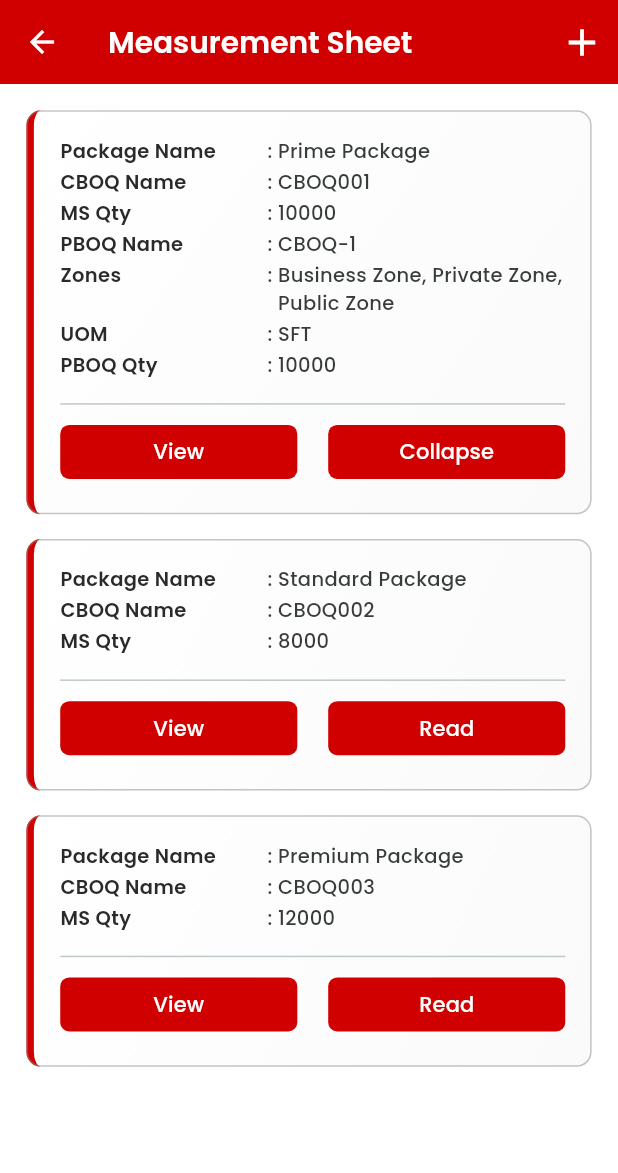
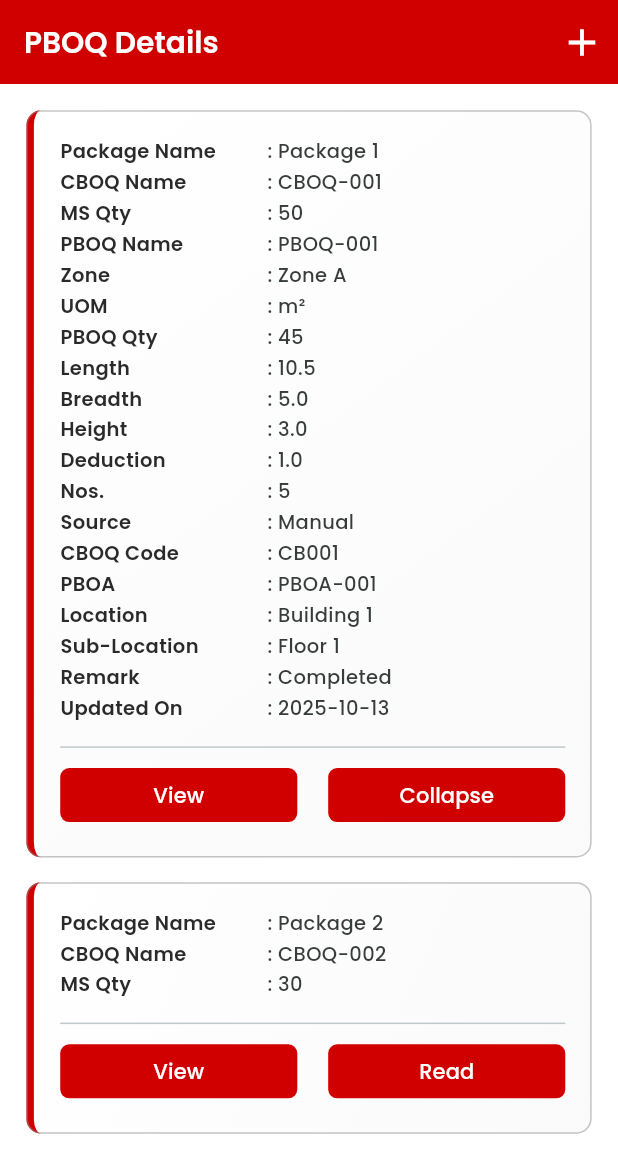
Before and after one commit to sahilq77/ashish_interbuild, a Flutter app: the PboqMeasurmentDetailsList screen opened directly, after a tap on "Read", on a phone screen of 412 x 824 dp. Shown: the top 1173 px of the screen. Run offline on Flutter 3.47's test engine with Material 3 defaults, Android fonts, the phone set to English and light mode, and no system bars; our stand-ins replace dropdown_search, flutter_svg, font_awesome_flutter, get, google_fonts, shared_preferences and 1 more; missing offline and left inert: colorful_safe_area; accounts and stored records are empty.

Commit message:
pboq list

```diff
--- /dev/null
+++ b/lib/app/data/models/pboq/pboq_model.dart
@@ -0,0 +1,97 @@
+class PboqModel {
+  final String systemId;
+  final String source;
+  final String cboqCode;
+  final String pboq;
+  final String pboa;
+  final String zone;
+  final String location;
+  final String subLocation;
+  final String uom;
+  final int nos;
+  final double length;
+  final double breadth;
+  final double height;
+  final double deduction;
+  final int msQty;
+  final String remark;
+  final DateTime updatedOn;
+  final String packageName;
+  final String cboqName;
+  final String pboqQty;
+
+  PboqModel({
+    required this.systemId,
+    required this.source,
+    required this.cboqCode,
+    required this.pboq,
+    required this.pboa,
+    required this.zone,
+    required this.location,
+    required this.subLocation,
+    required this.uom,
+    required this.nos,
+    required this.length,
+    required this.breadth,
+    required this.height,
+    required this.deduction,
+    required this.msQty,
+    required this.remark,
+    required this.updatedOn,
+    required this.packageName,
+    required this.cboqName,
+    required this.pboqQty,
+  });
+
+  // Optional: Add a method to convert to JSON if needed
+  Map<String, dynamic> toJson() {
+    return {
+      'systemId': systemId,
+      'source': source,
+      'cboqCode': cboqCode,
+      'pboq': pboq,
+      'pboa': pboa,
+      'zone': zone,
+      'location': location,
+      'subLocation': subLocation,
+      'uom': uom,
+      'nos': nos,
+      'length': length,
+      'breadth': breadth,
+      'height': height,
+      'deduction': deduction,
+      'msQty': msQty,
+      'remark': remark,
+      'updatedOn': updatedOn.toIso8601String(),
+      'packageName': packageName,
+      'cboqName': cboqName,
+      'pboqQty': pboqQty,
+    };
+  }
+
+  // Optional: Add a factory constructor to create from JSON if needed
+  factory PboqModel.fromJson(Map<String, dynamic> json) {
+    return PboqModel(
+      systemId: json['systemId'],
+      source: json['source'],
+      cboqCode: json['cboqCode'],
+      pboq: json['pboq'],
+      pboa: json['pboa'],
+      zone: json['zone'],
+      location: json['location'],
+      subLocation: json['subLocation'],
+      uom: json['uom'],
+      nos: json['nos'],
+      length: json['length'],
+      breadth: json['breadth'],
+      height: json['height'],
+      deduction: json['deduction'],
+      msQty: json['msQty'],
+      remark: json['remark'],
+      updatedOn: DateTime.parse(json['updatedOn']),
+      packageName: json['packageName'],
+      cboqName: json['cboqName'],
+      pboqQty: json['pboqQty'],
+    );
+  }
+}
--- a/lib/app/modules/login/pboq_measurment_details_list/pboq_measurment_detail_controller.dart
+++ b/lib/app/modules/login/pboq_measurment_details_list/pboq_measurment_detail_controller.dart
@@ -1,3 +1,132 @@
+import 'package:ashishinterbuild/app/data/models/pboq/pboq_model.dart' show PboqModel;
 import 'package:get/get.dart';
 
-class PboqMeasurmentDetailController extends GetxController {}
+class PboqMeasurmentDetailController extends GetxController {
+  var isLoading = true.obs;
+  var expandedIndex = (-1).obs;
+  var pboqList = <PboqModel>[].obs;
+
+  @override
+  void onInit() {
+    super.onInit();
+    fetchPboqData();
+  }
+
+  void fetchPboqData() async {
+    isLoading.value = true;
+    await Future.delayed(Duration(seconds: 1)); // Simulate network delay
+    // Dummy data initialization
+    pboqList.assignAll([
+      PboqModel(
+        systemId: "SYS001",
+        source: "Manual",
+        cboqCode: "CB001",
+        pboq: "PBOQ-001",
+        pboa: "PBOA-001",
+        zone: "Zone A",
+        location: "Building 1",
+        subLocation: "Floor 1",
+        uom: "m²",
+        nos: 5,
+        length: 10.5,
+        breadth: 5.0,
+        height: 3.0,
+        deduction: 1.0,
+        msQty: 50,
+        remark: "Completed",
+        updatedOn: DateTime(2025, 10, 13),
+        packageName: "Package 1",
+        cboqName: "CBOQ-001",
+        pboqQty: "45",
+      ),
+      PboqModel(
+        systemId: "SYS002",
+        source: "Auto",
+        cboqCode: "CB002",
+        pboq: "PBOQ-002",
+        pboa: "PBOA-002",
+        zone: "Zone B",
+        location: "Building 2",
+        subLocation: "Floor 2",
+        uom: "m³",
+        nos: 3,
+        length: 8.0,
+        breadth: 4.0,
+        height: 2.5,
+        deduction: 0.5,
+        msQty: 30,
+        remark: "In Progress",
+        updatedOn: DateTime(2025, 10, 12),
+        packageName: "Package 2",
+        cboqName: "CBOQ-002",
+        pboqQty: "28",
+      ),
+    ]);
+    isLoading.value = false;
+  }
+
+  Future<void> refreshData() async {
+    isLoading.value = true;
+    await Future.delayed(Duration(seconds: 1)); // Simulate refresh
+    pboqList.assignAll([
+      PboqModel(
+        systemId: "SYS001",
+        source: "Manual",
+        cboqCode: "CB001",
+        pboq: "PBOQ-001",
+        pboa: "PBOA-001",
+        zone: "Zone A",
+        location: "Building 1",
+        subLocation: "Floor 1",
+        uom: "m²",
+        nos: 5,
+        length: 10.5,
+        breadth: 5.0,
+        height: 3.0,
+        deduction: 1.0,
+        msQty: 50,
+        remark: "Completed",
+        updatedOn: DateTime(2025, 10, 13),
+        packageName: "Package 1",
+        cboqName: "CBOQ-001",
+        pboqQty: "45",
+      ),
+      PboqModel(
+        systemId: "SYS002",
+        source: "Auto",
+        cboqCode: "CB002",
+        pboq: "PBOQ-002",
+        pboa: "PBOA-002",
+        zone: "Zone B",
+        location: "Building 2",
+        subLocation: "Floor 2",
+        uom: "m³",
+        nos: 3,
+        length: 8.0,
+        breadth: 4.0,
+        height: 2.5,
+        deduction: 0.5,
+        msQty: 30,
+        remark: "In Progress",
+        updatedOn: DateTime(2025, 10, 12),
+        packageName: "Package 2",
+        cboqName: "CBOQ-002",
+        pboqQty: "28",
+      ),
+    ]);
+    isLoading.value = false;
+  }
+
+  void toggleExpanded(int index) {
+    if (expandedIndex.value == index) {
+      expandedIndex.value = -1;
+    } else {
+      expandedIndex.value = index;
+    }
+  }
+
+  void viewPboqDetails(PboqModel pboq) {
+    // Implement navigation or action to view details
+    print("Viewing details for ${pboq.pboq}");
+  }
+}
--- a/lib/app/modules/login/pboq_measurment_details_list/pboq_measurment_details_list.dart
+++ b/lib/app/modules/login/pboq_measurment_details_list/pboq_measurment_details_list.dart
@@ -1,10 +1,11 @@
-import 'package:ashishinterbuild/app/modules/home/home_controller.dart';
-import 'package:ashishinterbuild/app/modules/measurment_sheet/measurment_sheet_controller.dart';
-import 'package:ashishinterbuild/app/routes/app_routes.dart';
+// pboq_measurment_details_list.dart
+import 'package:ashishinterbuild/app/data/models/pboq/pboq_model.dart';
+import 'package:ashishinterbuild/app/modules/login/pboq_measurment_details_list/pboq_measurment_detail_controller.dart';
 import 'package:ashishinterbuild/app/utils/app_colors.dart';
 import 'package:ashishinterbuild/app/utils/responsive_utils.dart';
-import 'package:ashishinterbuild/app/widgets/app_button_style.dart';
-import 'package:ashishinterbuild/app/widgets/app_style.dart';
+import 'package:ashishinterbuild/app/widgets/app_button_style.dart'
+    show AppButtonStyles;
+import 'package:ashishinterbuild/app/widgets/app_style.dart' show AppStyle;
 import 'package:flutter/material.dart';
 import 'package:get/get.dart';
 import 'package:google_fonts/google_fonts.dart';
@@ -15,26 +16,55 @@ class PboqMeasurmentDetailsList extends StatelessWidget {
 
   @override
   Widget build(BuildContext context) {
-    final MeasurementSheetController controller = Get.find();
+    // Initialise / retrieve the controller (GetX)
+    final PboqMeasurmentDetailController controller = Get.put(
+      PboqMeasurmentDetailController(),
+    );
+
+    // Init responsive helper (you already do this in your original code)
     ResponsiveHelper.init(context);
+
     return Scaffold(
       backgroundColor: AppColors.white,
-      appBar: _buildAppbar(),
+      appBar: _buildAppBar(),
       body: RefreshIndicator(
         onRefresh: controller.refreshData,
         color: AppColors.primary,
-        child: Obx(
-          () => controller.isLoading.value
-              ? _buildShimmerEffect(context)
-              : ListView.builder(
+        child: Obx(() {
+          // -------------------------------------------------
+          // Loading state → show shimmer
+          // -------------------------------------------------
+          if (controller.isLoading.value) {
+            return _shimmerList();
+          }
+
+          // -------------------------------------------------
+          // Normal state → show real data
+          // -------------------------------------------------
+          return ListView.builder(
             padding: ResponsiveHelper.padding(16),
-                  itemCount: controller.measurementSheets.length,
+            itemCount: controller.pboqList.length,
             itemBuilder: (context, index) {
-                    final sheet = controller.measurementSheets[index];
-                    return Card(
-                      margin: EdgeInsets.only(
-                        bottom: ResponsiveHelper.screenHeight * 0.02,
+              final PboqModel sheet = controller.pboqList[index];
+              return _buildCard(controller, sheet, index);
+            },
+          );
+        }),
       ),
+    );
+  }
+
+  // -------------------------------------------------------------------------
+  // Card for a single PBOQ item
+  // -------------------------------------------------------------------------
+  Widget _buildCard(
+    PboqMeasurmentDetailController controller,
+    PboqModel sheet,
+    int index,
+  ) {
+    return Obx(
+      () => Card(
+        margin: EdgeInsets.only(bottom: ResponsiveHelper.screenHeight * 0.02),
         child: Container(
           decoration: BoxDecoration(
             gradient: LinearGradient(
@@ -44,92 +74,85 @@ class PboqMeasurmentDetailsList extends StatelessWidget {
             ),
             borderRadius: BorderRadius.circular(10),
             border: Border(
-                            left: BorderSide(
-                              color: AppColors.primary,
-                              width: 5,
+              left: BorderSide(color: AppColors.primary, width: 5),
             ),
           ),
-                        ),
-                        child: Obx(
-                          () => Padding(
+          child: Padding(
             padding: ResponsiveHelper.padding(16),
             child: Column(
               children: [
-                                _buildDetailRow(
-                                  "Package Name",
-                                  sheet.packageName,
+                // Always visible rows
+                _detailRow('Package Name', sheet.packageName),
+                SizedBox(height: ResponsiveHelper.screenHeight * 0.002),
+                _detailRow('CBOQ Name', sheet.cboqName),
+                SizedBox(height: ResponsiveHelper.screenHeight * 0.002),
+                _detailRow('MS Qty', sheet.msQty.toString()),
+
+                // Expanded rows (appear only when the card is expanded)
+                if (controller.expandedIndex.value == index) ...[
+                  SizedBox(height: ResponsiveHelper.screenHeight * 0.002),
+                  _detailRow('PBOQ Name', sheet.pboq),
+                  SizedBox(height: ResponsiveHelper.screenHeight * 0.002),
+                  _detailRow('Zone', sheet.zone),
+                  SizedBox(height: ResponsiveHelper.screenHeight * 0.002),
+                  _detailRow('UOM', sheet.uom),
+                  SizedBox(height: ResponsiveHelper.screenHeight * 0.002),
+                  _detailRow('PBOQ Qty', sheet.pboqQty),
+                  SizedBox(height: ResponsiveHelper.screenHeight * 0.002),
+                  _detailRow('Length', sheet.length.toString()),
+                  SizedBox(height: ResponsiveHelper.screenHeight * 0.002),
+                  _detailRow('Breadth', sheet.breadth.toString()),
+                  SizedBox(height: ResponsiveHelper.screenHeight * 0.002),
+                  _detailRow('Height', sheet.height.toString()),
+                  SizedBox(height: ResponsiveHelper.screenHeight * 0.002),
+                  _detailRow('Deduction', sheet.deduction.toString()),
+                  SizedBox(height: ResponsiveHelper.screenHeight * 0.002),
+                  _detailRow('Nos.', sheet.nos.toString()),
+                  SizedBox(height: ResponsiveHelper.screenHeight * 0.002),
+                  _detailRow('Source', sheet.source),
+                  SizedBox(height: ResponsiveHelper.screenHeight * 0.002),
+                  _detailRow('CBOQ Code', sheet.cboqCode),
+                  SizedBox(height: ResponsiveHelper.screenHeight * 0.002),
+                  _detailRow('PBOA', sheet.pboa),
+                  SizedBox(height: ResponsiveHelper.screenHeight * 0.002),
+                  _detailRow('Location', sheet.location),
+                  SizedBox(height: ResponsiveHelper.screenHeight * 0.002),
+                  _detailRow('Sub-Location', sheet.subLocation),
+                  SizedBox(height: ResponsiveHelper.screenHeight * 0.002),
+                  _detailRow('Remark', sheet.remark),
+                  SizedBox(height: ResponsiveHelper.screenHeight * 0.002),
+                  _detailRow(
+                    'Updated On',
+                    '${sheet.updatedOn.year}-${sheet.updatedOn.month.toString().padLeft(2, '0')}-${sheet.updatedOn.day.toString().padLeft(2, '0')}',
                   ),
-                                SizedBox(
-                                  height: ResponsiveHelper.screenHeight * 0.002,
-                                ),
-                                _buildDetailRow("CBOQ Name", sheet.cboqName),
-                                SizedBox(
-                                  height: ResponsiveHelper.screenHeight * 0.002,
-                                ),
-                                _buildDetailRow("MS Qty", sheet.msQty),
-                                if (controller.expandedIndex.value ==
-                                    index) ...[
-                                  SizedBox(
-                                    height:
-                                        ResponsiveHelper.screenHeight * 0.002,
-                                  ),
-                                  _buildDetailRow("PBOQ Name", sheet.pboqName),
-                                  SizedBox(
-                                    height:
-                                        ResponsiveHelper.screenHeight * 0.002,
-                                  ),
-                                  _buildDetailRow("Zones", sheet.zones),
-                                  SizedBox(
-                                    height:
-                                        ResponsiveHelper.screenHeight * 0.002,
-                                  ),
-                                  _buildDetailRow("UOM", sheet.uom),
-                                  SizedBox(
-                                    height:
-                                        ResponsiveHelper.screenHeight * 0.002,
-                                  ),
-                                  _buildDetailRow("PBOQ Qty", sheet.pboqQty),
                 ],
-                                SizedBox(
-                                  height: ResponsiveHelper.screenHeight * 0.01,
-                                ),
-                                Divider(),
+
+                SizedBox(height: ResponsiveHelper.screenHeight * 0.01),
+                const Divider(),
+
+                // Action buttons
                 Row(
                   children: [
                     Expanded(
                       child: ElevatedButton(
-                                        style:
-                                            AppButtonStyles.elevatedSmallPrimary(),
-                                        onPressed: () {
-                                          controller.viewMeasurementSheet(
-                                            sheet,
-                                          );
-                                        },
+                        style: AppButtonStyles.elevatedSmallPrimary(),
+                        onPressed: () => controller.viewPboqDetails(sheet),
                         child: Text(
-                                          "View",
-                                          style:
-                                              AppStyle.labelPrimaryPoppinsWhite,
+                          'View',
+                          style: AppStyle.labelPrimaryPoppinsWhite,
                         ),
                       ),
                     ),
-                                    SizedBox(
-                                      width:
-                                          ResponsiveHelper.screenWidth * 0.05,
-                                    ),
+                    SizedBox(width: ResponsiveHelper.screenWidth * 0.05),
                     Expanded(
                       child: ElevatedButton(
-                                        style:
-                                            AppButtonStyles.elevatedSmallPrimary(),
-                                        onPressed: () {
-                                          controller.toggleExpanded(index);
-                                        },
+                        style: AppButtonStyles.elevatedSmallPrimary(),
+                        onPressed: () => controller.toggleExpanded(index),
                         child: Text(
-                                          controller.expandedIndex.value ==
-                                                  index
-                                              ? "Collapse"
-                                              : "Read",
-                                          style:
-                                              AppStyle.labelPrimaryPoppinsWhite,
+                          controller.expandedIndex.value == index
+                              ? 'Collapse'
+                              : 'Read',
+                          style: AppStyle.labelPrimaryPoppinsWhite,
                         ),
                       ),
                     ),
@@ -141,25 +164,45 @@ class PboqMeasurmentDetailsList extends StatelessWidget {
         ),
       ),
     );
-                  },
+  }
+
+  // -------------------------------------------------------------------------
+  // Helper: a single label-value row
+  // -------------------------------------------------------------------------
+  Widget _detailRow(String label, String value) {
+    return Row(
+      crossAxisAlignment: CrossAxisAlignment.start,
+      children: [
+        SizedBox(
+          width: 130,
+          child: Text(label, style: AppStyle.reportCardTitle),
+        ),
+        const SizedBox(width: 8),
+        Text(': ', style: AppStyle.reportCardSubTitle),
+        Expanded(
+          child: Text(
+            value,
+            style: AppStyle.reportCardSubTitle,
+            overflow: TextOverflow.ellipsis,
+            maxLines: 3,
           ),
         ),
-      ),
+      ],
     );
   }
 
-  Widget _buildShimmerEffect(BuildContext context) {
+  // -------------------------------------------------------------------------
+  // Shimmer placeholder while loading
+  // -------------------------------------------------------------------------
+  Widget _shimmerList() {
     return ListView.builder(
       padding: ResponsiveHelper.padding(16),
-      itemCount: 5, // Show 5 shimmer cards
-      itemBuilder: (context, index) {
-        return Shimmer.fromColors(
+      itemCount: 5, // arbitrary number of shimmer cards
+      itemBuilder: (_, __) => Shimmer.fromColors(
         baseColor: Colors.grey.shade300,
         highlightColor: Colors.grey.shade100,
         child: Card(
-            margin: EdgeInsets.only(
-              bottom: ResponsiveHelper.screenHeight * 0.02,
-            ),
+          margin: EdgeInsets.only(bottom: ResponsiveHelper.screenHeight * 0.02),
           child: Container(
             decoration: BoxDecoration(
               color: Colors.white,
@@ -172,13 +215,13 @@ class PboqMeasurmentDetailsList extends StatelessWidget {
               padding: ResponsiveHelper.padding(16),
               child: Column(
                 children: [
-                    _buildShimmerRow(),
+                  _shimmerRow(),
                   SizedBox(height: ResponsiveHelper.screenHeight * 0.002),
-                    _buildShimmerRow(),
+                  _shimmerRow(),
                   SizedBox(height: ResponsiveHelper.screenHeight * 0.002),
-                    _buildShimmerRow(),
+                  _shimmerRow(),
                   SizedBox(height: ResponsiveHelper.screenHeight * 0.01),
-                    Divider(),
+                  const Divider(),
                   Row(
                     children: [
                       Expanded(
@@ -207,14 +250,12 @@ class PboqMeasurmentDetailsList extends StatelessWidget {
             ),
           ),
         ),
-        );
-      },
+      ),
     );
   }
 
-  Widget _buildShimmerRow() {
+  Widget _shimmerRow() {
     return Row(
-      crossAxisAlignment: CrossAxisAlignment.start,
       children: [
         Container(width: 130, height: 16, color: Colors.grey.shade300),
         const SizedBox(width: 8),
@@ -224,45 +265,17 @@ class PboqMeasurmentDetailsList extends StatelessWidget {
     );
   }
 
-  Widget _buildDetailRow(String label, String value) {
-    return Row(
-      crossAxisAlignment: CrossAxisAlignment.start,
-      children: [
-        SizedBox(
-          width: 130,
-          child: Text(label, style: AppStyle.reportCardTitle),
-        ),
-        const SizedBox(width: 8),
-        Text(
-          ': ',
-          maxLines: 1,
-          overflow: TextOverflow.ellipsis,
-          style: AppStyle.reportCardSubTitle,
-        ),
-        Expanded(child: Text(value, style: AppStyle.reportCardSubTitle)),
-      ],
-    );
-  }
-
-  Text _sectionTitle(String title) {
-    return Text(
-      title,
-      style: GoogleFonts.poppins(
-        color: AppColors.grey,
-        fontWeight: FontWeight.w600,
-        fontSize: 18,
-      ),
-    );
-  }
-
-  AppBar _buildAppbar() {
+  // -------------------------------------------------------------------------
+  // AppBar
+  // -------------------------------------------------------------------------
+  AppBar _buildAppBar() {
     return AppBar(
       iconTheme: const IconThemeData(color: AppColors.white),
       backgroundColor: AppColors.primary,
       elevation: 0,
       centerTitle: false,
       title: Text(
-        'Measurement Sheet',
+        'PBOQ Details',
         style: AppStyle.heading1PoppinsWhite.responsive.copyWith(
           fontSize: ResponsiveHelper.getResponsiveFontSize(18),
           fontWeight: FontWeight.w600,
@@ -271,10 +284,10 @@ class PboqMeasurmentDetailsList extends StatelessWidget {
       actions: [
         IconButton(
           onPressed: () {
-            Get.toNamed(AppRoutes.addPBOQ);
-            // Add functionality to add a new measurement sheet
+            // Navigate to add-screen (replace with your route)
+            Get.toNamed('/addPBOQ');
           },
-          icon: Icon(Icons.add),
+          icon: const Icon(Icons.add),
         ),
       ],
     );
--- /dev/null
+++ b/lib/app/modules/login/pboq_measurment_details_list/pboq_measurment_details_list_binding.dart
@@ -0,0 +1,10 @@
+import 'package:ashishinterbuild/app/modules/login/pboq_measurment_details_list/pboq_measurment_details_list.dart';
+import 'package:get/get.dart';
+
+
+class PboqMeasurmentDetailsListBinding extends Bindings {
+  @override
+  void dependencies() {
+    Get.lazyPut<PboqMeasurmentDetailsList>(() => PboqMeasurmentDetailsList());
+  }
+}
--- a/lib/app/modules/measurment_sheet/measurment_sheet_view.dart
+++ b/lib/app/modules/measurment_sheet/measurment_sheet_view.dart
@@ -104,6 +104,7 @@ class MeasurmentSheetView extends StatelessWidget {
                                           controller.viewMeasurementSheet(
                                             sheet,
                                           );
+                                          Get.toNamed(AppRoutes.pboqList);
                                         },
                                         child: Text(
                                           "View",
--- a/lib/app/routes/app_routes.dart
+++ b/lib/app/routes/app_routes.dart
@@ -2,6 +2,8 @@ import 'package:ashishinterbuild/app/modules/home/home_binding.dart';
 import 'package:ashishinterbuild/app/modules/home/home_screen_view.dart';
 import 'package:ashishinterbuild/app/modules/login/login_binding.dart';
 import 'package:ashishinterbuild/app/modules/login/login_view.dart';
+import 'package:ashishinterbuild/app/modules/login/pboq_measurment_details_list/pboq_measurment_details_list.dart';
+import 'package:ashishinterbuild/app/modules/login/pboq_measurment_details_list/pboq_measurment_details_list_binding.dart';
 import 'package:ashishinterbuild/app/modules/measurment_sheet/add_pboq/add_pboq_form_binding.dart';
 import 'package:ashishinterbuild/app/modules/measurment_sheet/add_pboq/add_pboq_form_view.dart';
 import 'package:ashishinterbuild/app/modules/measurment_sheet/measurment_sheet_binding.dart';
@@ -15,6 +17,8 @@ class AppRoutes {
   static const String home = '/home';
   static const String measurmentSheetView = '/measurment-sheet-list';
 static const String addPBOQ = '/add-pboq';
+static const String pboqList = '/pboq-list';
+
   static List<GetPage> routes = [
     GetPage(name: splash, page: () => const SplashView()),
 
@@ -37,6 +41,12 @@ static const String addPBOQ = '/add-pboq';
       page: () => const AddPboqFormView(),
       binding: AddPboqFormBinding(),
     ),
+     GetPage(
+      name: pboqList,
+      page: () => const PboqMeasurmentDetailsList(),
+      binding: PboqMeasurmentDetailsListBinding(),
+    ),
+
 
   ];
 }
--- a/lib/main.dart
+++ b/lib/main.dart
@@ -1,3 +1,4 @@
+import 'package:ashishinterbuild/app/modules/login/pboq_measurment_details_list/pboq_measurment_details_list.dart';
 import 'package:colorful_safe_area/colorful_safe_area.dart';
 import 'package:flutter/material.dart';
 import 'package:get/get.dart';
@@ -119,9 +120,10 @@ class MyApp extends StatelessWidget {
           color: AppColors.primary,
         ),
       ),
+      home: PboqMeasurmentDetailsList(),
 
-      initialRoute: AppRoutes.splash,
-      getPages: AppRoutes.routes,
+      // initialRoute: AppRoutes.splash,
+      // getPages: AppRoutes.routes,
       builder: (context, child) {
         return ColorfulSafeArea(
           color: AppColors.primary,
```
Lines whose indentation alone changed are shown as unchanged.
